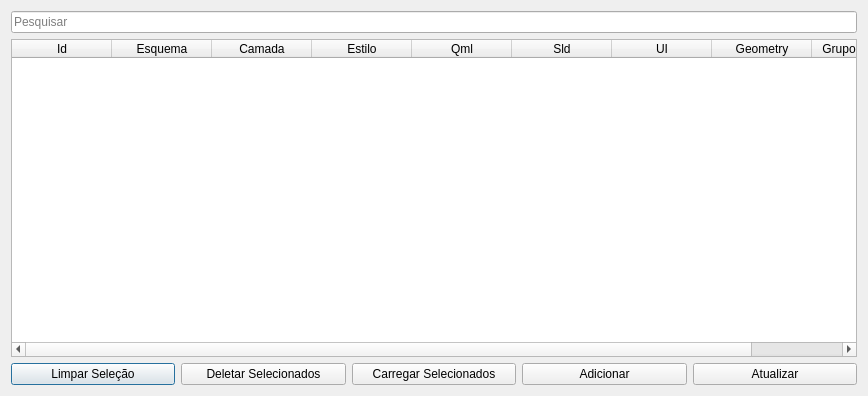
dsgoficial/SAP_Gerente, file uis/mStyles.ui: the form before one commit.
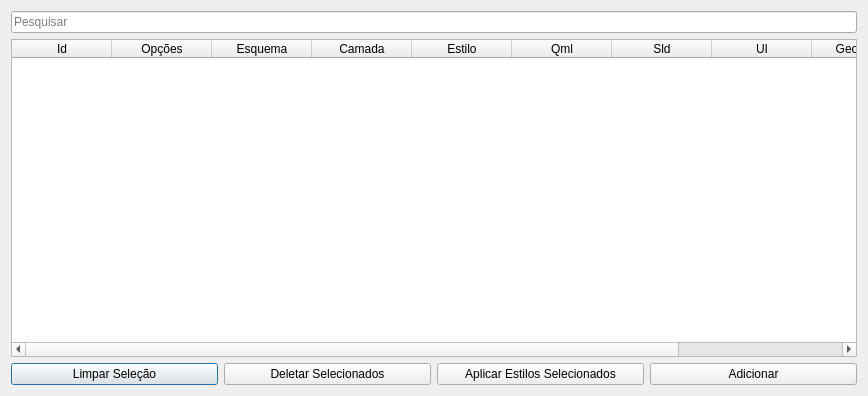
The form after the commit.

```diff
--- a/uis/mStyles.ui
+++ b/uis/mStyles.ui
@@ -28,6 +28,11 @@
        <string>Id</string>
       </property>
      </column>
+     <column>
+      <property name="text">
+       <string>Opções</string>
+      </property>
+     </column>
      <column>
       <property name="text">
        <string>Esquema</string>
@@ -89,7 +94,7 @@
      <item>
       <widget class="QPushButton" name="loadBtn">
        <property name="text">
-        <string>Carregar Selecionados</string>
+        <string>Aplicar Estilos Selecionados</string>
        </property>
       </widget>
      </item>
@@ -100,13 +105,6 @@
        </property>
       </widget>
      </item>
-     <item>
-      <widget class="QPushButton" name="saveBtn">
-       <property name="text">
-        <string>Atualizar</string>
-       </property>
-      </widget>
-     </item>
     </layout>
    </item>
   </layout>
```
